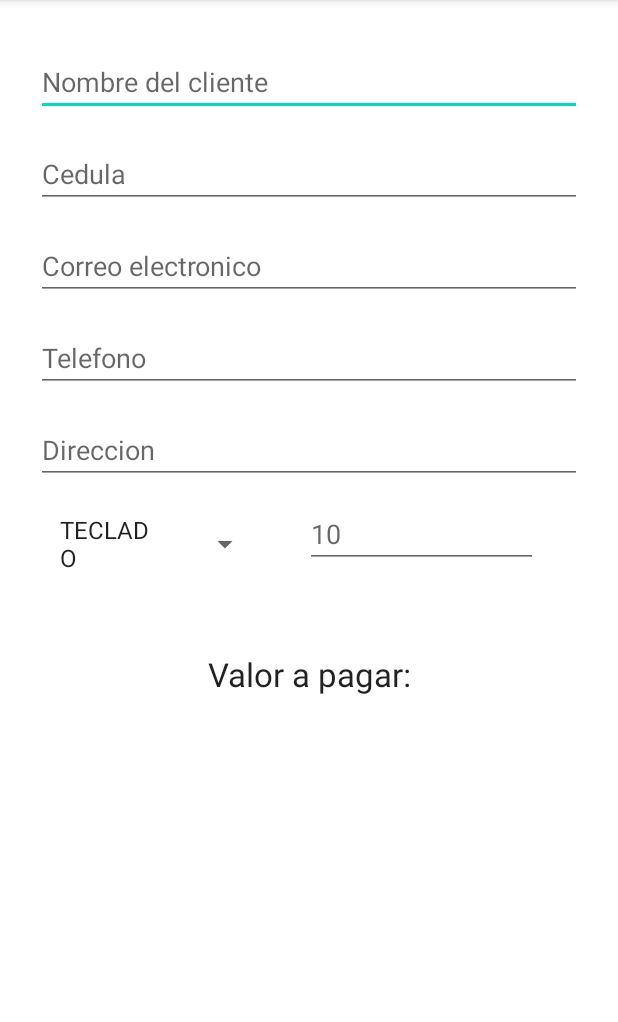
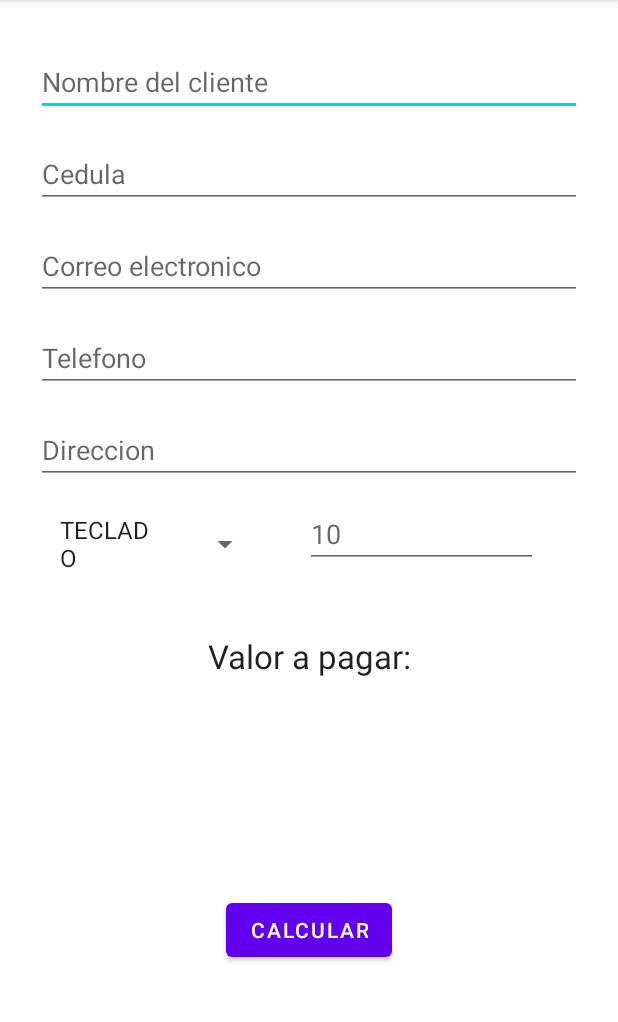
Before and after one commit to WilsonAG/product-quote, an Android app: the QuoterActivity screen opened directly, with no data from a screen before it, on a phone screen of 412 x 824 dp, the part 84-1106 px from its top. Run offline under Robolectric (Android 15) with nearby library versions, the phone set to English and light mode, and no system bars.

Commit message:
Quoter finished

```diff
--- a/app/src/main/java/com/will/productquote/QuoterActivity.java
+++ b/app/src/main/java/com/will/productquote/QuoterActivity.java
@@ -6,6 +6,7 @@ import android.os.Bundle;
 import android.view.View;
 import android.widget.AdapterView;
 import android.widget.ArrayAdapter;
+import android.widget.Button;
 import android.widget.EditText;
 import android.widget.Spinner;
 import android.widget.TextView;
@@ -46,6 +47,18 @@ public class QuoterActivity extends AppCompatActivity implements AdapterView.OnI
         prodList.setAdapter(adapter);
 
         prodList.setOnItemSelectedListener(this);
+
+        Button compute = findViewById(R.id.btn_compute);
+
+        compute.setOnClickListener(this::computePayment);
+    }
+
+    private void computePayment(View v) {
+        int quantity = Integer.parseInt(this.quantity.getText().toString());
+        if (this.productSelected != null) {
+            double total = quantity * this.productSelected.getUnitPrice();
+            this.total.setText("$ "+total);
+        }
     }
 
     @Override
--- a/app/src/main/res/layout/activity_quoter.xml
+++ b/app/src/main/res/layout/activity_quoter.xml
@@ -124,7 +124,7 @@
         android:id="@+id/textView2"
         android:layout_width="wrap_content"
         android:layout_height="wrap_content"
-        android:layout_marginTop="112dp"
+        android:layout_marginTop="100dp"
         android:gravity="center"
         android:text="Valor a pagar:"
         android:textAppearance="@style/TextAppearance.AppCompat.Large"
@@ -136,9 +136,19 @@
         android:id="@+id/tv_total"
         android:layout_width="wrap_content"
         android:layout_height="wrap_content"
+        android:layout_marginTop="16dp"
+        app:layout_constraintEnd_toEndOf="parent"
+        app:layout_constraintStart_toStartOf="parent"
+        app:layout_constraintTop_toBottomOf="@+id/textView2" />
+
+    <Button
+        android:id="@+id/btn_compute"
+        android:layout_width="wrap_content"
+        android:layout_height="wrap_content"
+        android:layout_marginBottom="16dp"
+        android:text="Calcular"
         app:layout_constraintBottom_toBottomOf="parent"
         app:layout_constraintEnd_toEndOf="parent"
         app:layout_constraintStart_toStartOf="parent"
-        app:layout_constraintTop_toBottomOf="@+id/textView2"
-        app:layout_constraintVertical_bias="0.365" />
+        app:layout_constraintTop_toBottomOf="@+id/tv_total" />
 </androidx.constraintlayout.widget.ConstraintLayout>
```
Also changed, not shown: 2 other files.
